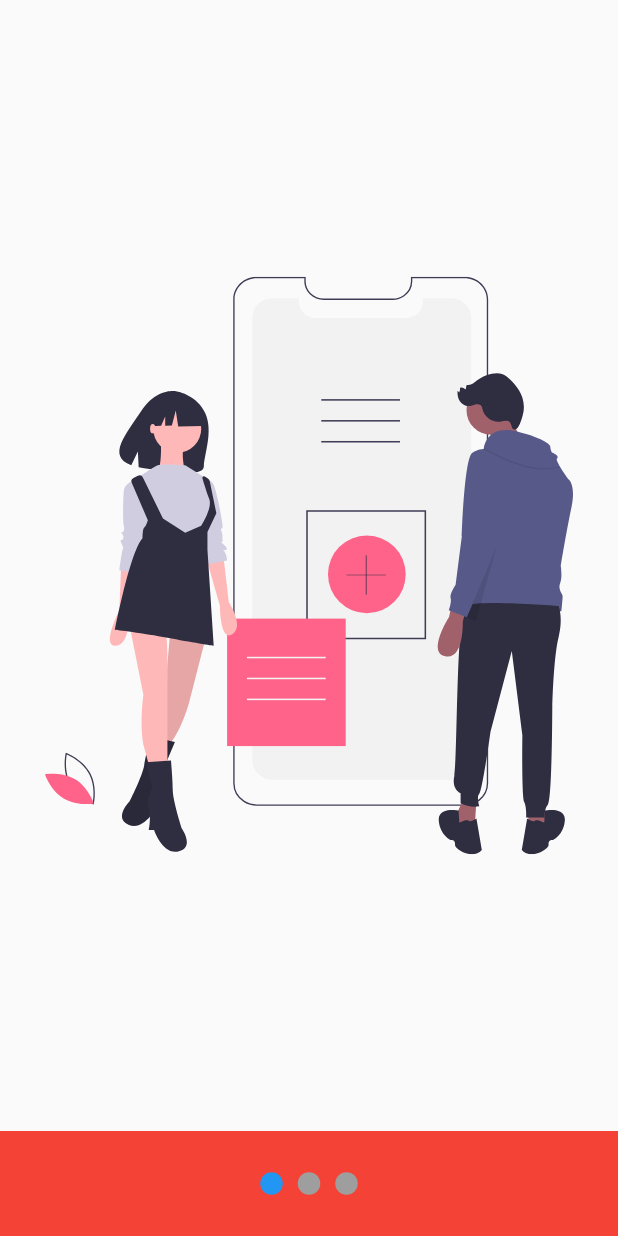
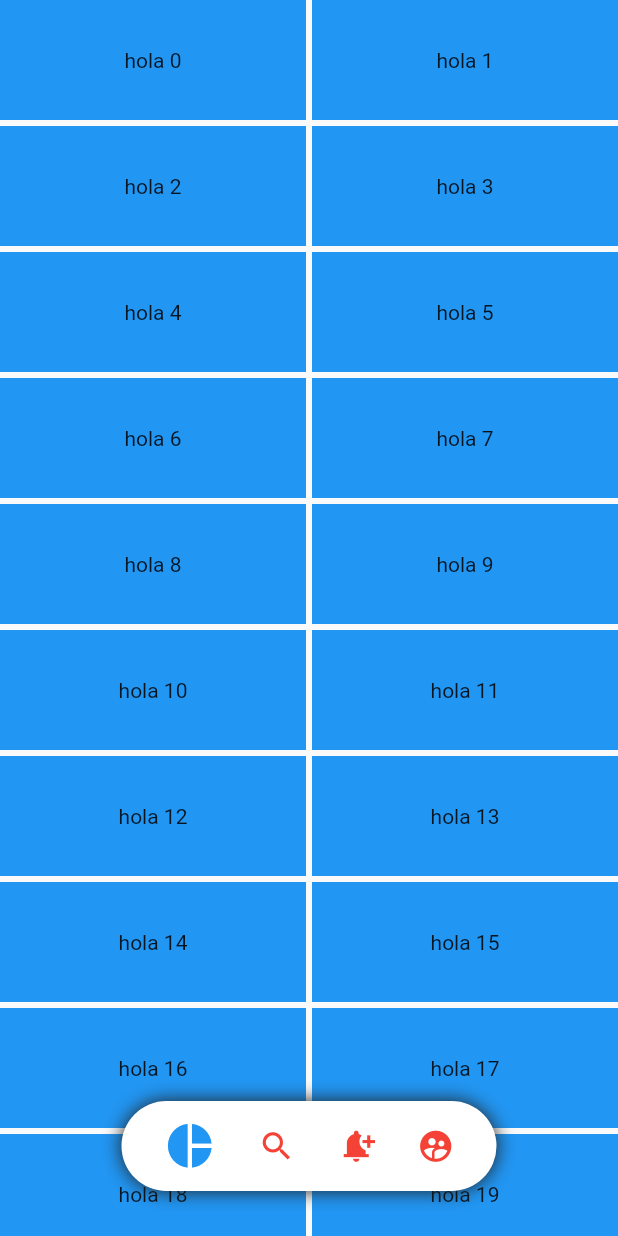
Before and after one commit to juanncode/animation_app, a Flutter app: the screen it shows after launch, on a phone screen of 412 x 824 dp. Run offline on Flutter 3.47's test engine with Material 2 defaults, Android fonts, the phone set to English and light mode, and no system bars; our stand-ins replace flutter_svg.

Commit message:
create pinteres design

```diff
--- a/lib/main.dart
+++ b/lib/main.dart
@@ -2,6 +2,7 @@ import 'package:animation_app/src/pages/animations_page.dart';
 import 'package:animation_app/src/labs/circular_progress_page.dart';
 import 'package:animation_app/src/pages/graficas_circulares_page.dart';
 import 'package:animation_app/src/pages/headers_page.dart';
+import 'package:animation_app/src/pages/pinterest_page.dart';
 import 'package:animation_app/src/pages/slideshow_page.dart';
 import 'package:flutter/material.dart';
 
@@ -13,7 +14,7 @@ class MyApp extends StatelessWidget {
     return const MaterialApp(
       debugShowCheckedModeBanner: false,
       title: 'Material App',
-      home: SlideshowPage()
+      home: PinterestPage()
     );
   }
 }
--- /dev/null
+++ b/lib/src/pages/pinterest_page.dart
@@ -0,0 +1,84 @@
+import 'package:animation_app/src/widgets/pinterest_menu.dart';
+import 'package:flutter/material.dart';
+import 'package:flutter_staggered_grid_view/flutter_staggered_grid_view.dart';
+import 'package:provider/provider.dart';
+
+class PinterestPage extends StatelessWidget {
+  const PinterestPage({Key? key}) : super(key: key);
+
+  @override
+  Widget build(BuildContext context) {
+    final size = MediaQuery.of(context).size;
+    return Scaffold(
+      body: ChangeNotifierProvider(
+        create: (context) => MenuModel(),
+        child: Stack(
+          children: [
+            PinteresGrid(),
+            Positioned(
+              bottom: 30,
+              child: Container(
+                alignment: Alignment.center,
+                width: size.width,
+                child: PinterestMenu(),
+              ),
+            )
+          ]
+        ),
+      ),
+    );
+  }
+}
+
+class PinteresGrid extends StatefulWidget {
+  const PinteresGrid({Key? key}) : super(key: key);
+
+  @override
+  State<PinteresGrid> createState() => _PinteresGridState();
+}
+
+class _PinteresGridState extends State<PinteresGrid> {
+
+  ScrollController controller = ScrollController();
+  double scrollAnterior = 0;
+
+  @override
+  void initState() {
+    controller.addListener(() {
+      final providerMenu = Provider.of<MenuModel>(context, listen: false);
+
+      if (controller.offset > scrollAnterior) {
+        providerMenu.mostrarMenu = true;
+      } else {
+        providerMenu.mostrarMenu = false;
+      }
+
+      scrollAnterior = controller.offset;
+    });
+    super.initState();
+  }
+
+  @override
+  void dispose() {
+    controller.dispose();
+    super.dispose();
+  }
+  @override
+  Widget build(BuildContext context) {
+    return MasonryGridView.count(
+      controller: controller,
+      crossAxisCount: 2,
+      mainAxisSpacing: 4,
+      crossAxisSpacing: 4,
+      itemCount: 30,
+      itemBuilder: (context, index) {
+        return Container(
+          height: 80,
+          color: Colors.blue,
+          child: Center(child: Text("hola $index")),
+        );
+      },
+
+    );
+  }
+}
--- /dev/null
+++ b/lib/src/widgets/pinterest_menu.dart
@@ -0,0 +1,125 @@
+import 'package:flutter/material.dart';
+import 'package:provider/provider.dart';
+
+class PinterestButton {
+  final VoidCallback onPressed;
+  final IconData icon;
+
+  PinterestButton({required this.onPressed, required this.icon});
+}
+
+class PinterestMenu extends StatelessWidget {
+
+  final bool mostrar;
+
+  final List<PinterestButton> items = [
+    PinterestButton(
+        icon: Icons.pie_chart,
+        onPressed: () {
+          print("Icons.pie_chart");
+        }),
+    PinterestButton(
+        icon: Icons.search,
+        onPressed: () {
+          print("Icons.search");
+        }),
+    PinterestButton(
+        icon: Icons.notification_add,
+        onPressed: () {
+          print("Icons.notification_add");
+        }),
+    PinterestButton(
+        icon: Icons.supervised_user_circle,
+        onPressed: () {
+          print("Icons.supervised_user_circle");
+        }),
+  ];
+
+  PinterestMenu({super.key, this.mostrar = true});
+
+  @override
+  Widget build(BuildContext context) {
+    return AnimatedOpacity(
+        duration: const Duration(milliseconds: 300),
+        opacity:  Provider.of<MenuModel>(context).mostrarMenu ? 1 : 0,
+        child: Container(
+          width: 250,
+          height: 60,
+          decoration: const BoxDecoration(
+              color: Colors.white,
+              borderRadius: BorderRadius.all(Radius.circular(100)),
+              boxShadow: [
+                BoxShadow(
+                  color: Color.fromARGB(255, 32, 31, 31),
+                  blurRadius: 10,
+                )
+              ]),
+          child: _MenuItems(menuItems: items),
+        ),
+      );
+  }
+}
+
+class _MenuItems extends StatelessWidget {
+  final List<PinterestButton> menuItems;
+  const _MenuItems({Key? key, required this.menuItems}) : super(key: key);
+
+  @override
+  Widget build(BuildContext context) {
+    return Row(
+      mainAxisAlignment: MainAxisAlignment.spaceEvenly,
+      children: List.generate(
+        menuItems.length,
+        (index) => _PinterestMenuButton(
+          index: index,
+          item: menuItems[index],
+        ),
+      ),
+    );
+  }
+}
+
+class _PinterestMenuButton extends StatelessWidget {
+  final int index;
+  final PinterestButton item;
+  const _PinterestMenuButton(
+      {Key? key, required this.index, required this.item})
+      : super(key: key);
+
+  @override
+  Widget build(BuildContext context) {
+    final itemSeleccionado = Provider.of<MenuModel>(context).itemSeleccionado;
+    return GestureDetector(
+      onTap: () {
+        Provider.of<MenuModel>(context, listen: false).itemSeleccionado =
+            index;
+        item.onPressed();
+      },
+      child: Container(
+        child: Icon(
+          item.icon,
+          size: (itemSeleccionado == index) ? 35 : 25,
+          color: (itemSeleccionado == index) ? Colors.blue : Colors.red,
+        ),
+      ),
+    );
+  }
+}
+
+class MenuModel with ChangeNotifier {
+  int _itemSeleccionado = 0;
+  bool _mostrarMenu = true;
+
+  int get itemSeleccionado => _itemSeleccionado;
+  bool get mostrarMenu => _mostrarMenu;
+
+  set itemSeleccionado(int index) {
+    _itemSeleccionado = index;
+    notifyListeners();
+  }
+
+  set mostrarMenu(bool mostrar) {
+    _mostrarMenu = mostrar;
+    notifyListeners();
+  }
+}
--- a/pubspec.yaml
+++ b/pubspec.yaml
@@ -34,6 +34,7 @@ dependencies:
     sdk: flutter
   flutter_svg: ^1.1.6
   provider: ^6.0.4
+  flutter_staggered_grid_view: ^0.6.2
 
 dev_dependencies:
   flutter_lints: ^2.0.0
```
Also changed, not shown: pubspec.lock.
